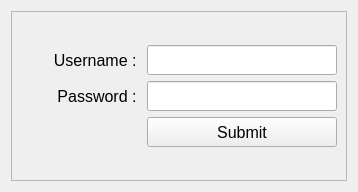
The window that ui/login.ui (michael-halim/pos) describes before a commit, drawn with Qt 5.
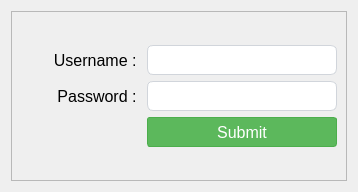
The same window after the commit.

Commit message: Patch#34: Added UI - Added UI for Table, Button, and Input - Fix some UI Behavior

What changed in the file:
```diff
--- a/ui/login.ui
+++ b/ui/login.ui
@@ -13,6 +13,256 @@
   <property name="windowTitle">
    <string>Login</string>
   </property>
+  <property name="styleSheet">
+   <string notr="true">QLineEdit{
+	border: 1px solid #d1d5db;      /* Light gray border */
+    border-radius: 6px;             /* Rounded corners */
+    outline: none;                  /* Remove default outline */
+    color: #333;                    /* Text color */
+    background-color: #fff;       /* Light gray background */
+    
+}
+
+QLineEdit:focus {
+    border: 1px solid #93c5fd;       /* Blue border on focus */
+    background-color: #ffffff;       /* White background when focused */
+}
+
+QLineEdit:disabled {
+    border: 1px solid #e5e7eb;      /* Lighter border when disabled */
+    background-color: #f3f4f6;      /* Light gray background when disabled */
+    color: #9ca3af;                 /* Lighter text color when disabled */
+}
+
+/* QComboBox Styling - Improved with clearer state indicators */
+QComboBox {
+    border: 1px solid #d1d5db;      /* Light gray border */
+    border-radius: 6px;             /* Rounded corners */
+    padding: 6px 12px 6px 10px;     /* Add some padding */
+    min-height: 20px;               /* Minimum height */
+    color: #333;                    /* Text color */
+    background-color: #fff;         /* White background */
+    selection-background-color: #93c5fd; /* Light blue selection */
+    font-size: 14px;                /* Consistent font size */
+    min-width: 6em;                 /* Minimum width */
+}
+
+QComboBox:hover:!disabled {
+    border-color: #93c5fd;          /* Light blue border on hover when enabled */
+    background-color: #f0f7ff;      /* Very light blue background on hover */
+}
+
+QComboBox:focus {
+    border: 2px solid #3b82f6;      /* Thicker, darker blue border on focus */
+    background-color: #ffffff;      /* Pure white background when focused */
+}
+
+QComboBox:disabled {
+    border: 1px solid #d9dce0;      /* Very light gray border when disabled */
+    background-color: #f3f4f6;      /* Light gray background when disabled */
+    color: #9ca3af;                 /* Lighter text color when disabled */
+}
+
+QComboBox::drop-down {
+    subcontrol-origin: padding;
+    subcontrol-position: center right;
+    width: 20px;
+    border: none;                   /* Remove border for cleaner look */
+    margin-right: 5px;              /* Add some margin */
+}
+
+/* If you don't have an icon, use this instead: */
+QComboBox::down-arrow {
+    width: 0;
+    height: 0;
+    border-left: 5px solid transparent;
+    border-right: 5px solid transparent;
+    border-top: 5px solid #666;     /* Arrow color */
+    margin-right: 5px;
+}
+
+QComboBox::down-arrow:disabled {
+    border-top: 5px solid #b0b0b0;  /* Lighter arrow color when disabled */
+}
+
+QComboBox:disabled {
+    color: #9ca3af;                 /* Lighter text when disabled */
+    background-color: #f3f4f6;      /* Light gray background */
+    border-color: #e5e7eb;          /* Lighter border */
+}
+
+/* Add a visual indicator for disabled state */
+QComboBox:disabled {
+    color: #9ca3af;
+    background-color: #f3f4f6;
+    border: 1px solid #e5e7eb;
+    padding-right: 25px;            /* Make room for the lock icon */
+}
+
+/* If you don't have a lock icon, use a pattern instead */
+QComboBox:disabled {
+    background-image: repeating-linear-gradient(
+        45deg,
+        transparent,
+        transparent 5px,
+        rgba(200, 200, 200, 0.1) 5px,
+        rgba(200, 200, 200, 0.1) 10px
+    );
+}
+
+QComboBox QAbstractItemView {
+    border: 1px solid #d1d5db;
+    border-radius: 0px 0px 6px 6px;
+    background-color: white;
+    selection-background-color: #3b82f6;  /* Darker blue for better contrast */
+    selection-color: white;               /* White text on selection */
+    outline: none;
+    padding: 5px;
+}
+
+QComboBox QAbstractItemView::item {
+    min-height: 25px;               /* Taller items for better clickability */
+    padding: 5px;                   /* Padding inside items */
+}
+
+QComboBox QAbstractItemView::item:hover {
+    background-color: #e5f0ff;      /* Light blue on hover */
+    color: #333;
+}
+
+/* QTextEdit Styling - Similar to QLineEdit */
+QTextEdit {
+    border: 1px solid #d1d5db;      /* Light gray border */
+    border-radius: 6px;             /* Rounded corners */
+    outline: none;                  /* Remove default outline */
+    color: #333;                    /* Text color */
+    background-color: #fff;         /* White background */
+    padding: 6px 10px;              /* Add some padding for better text display */
+    selection-background-color: #93c5fd; /* Light blue selection */
+}
+
+QTextEdit:focus {
+    border: 1px solid #93c5fd;      /* Blue border on focus */
+    background-color: #ffffff;      /* White background when focused */
+}
+
+QTextEdit:disabled {
+    border: 1px solid #e5e7eb;      /* Lighter border when disabled */
+    background-color: #f3f4f6;      /* Light gray background when disabled */
+    color: #9ca3af;                 /* Lighter text color when disabled */
+}
+
+
+/* QDateEdit Styling */
+QDateEdit {
+    border: 1px solid #d1d5db;
+    border-radius: 6px;
+    padding: 6px 10px;
+    min-height: 20px;
+    color: #333;
+    background-color: #fff;
+    font-size: 14px;
+}
+
+QDateEdit:hover:!disabled {
+    border-color: #93c5fd;
+    background-color: #f0f7ff;
+}
+
+QDateEdit:focus {
+    border: 2px solid #3b82f6;
+    background-color: #ffffff;
+}
+
+QDateEdit:disabled {
+    color: #9ca3af;
+    background-color: #f3f4f6;
+    border: 1px dashed #c0c0c0;
+}
+
+QDateEdit::drop-down {
+    subcontrol-origin: padding;
+    subcontrol-position: center right;
+    width: 20px;
+    border: none;
+    margin-right: 5px;
+}
+
+QDateEdit::down-arrow {
+    width: 0;
+    height: 0;
+    border-left: 5px solid transparent;
+    border-right: 5px solid transparent;
+    border-top: 5px solid #666;
+    margin-right: 5px;
+}
+
+QDateEdit::down-arrow:disabled {
+    border-top: 5px solid #b0b0b0;
+}
+
+/* Calendar popup styling */
+QCalendarWidget {
+    background-color: white;
+    border: 1px solid #d1d5db;
+}
+
+QCalendarWidget QToolButton {
+    color: #333;
+    background-color: transparent;
+    border: 1px solid transparent;
+    border-radius: 4px;
+    padding: 4px;
+}
+
+QCalendarWidget QToolButton:hover {
+    background-color: #f0f7ff;
+    border: 1px solid #93c5fd;
+}
+
+QCalendarWidget QMenu {
+    background-color: white;
+    border: 1px solid #d1d5db;
+    padding: 5px;
+}
+
+QCalendarWidget QSpinBox {
+    border: 1px solid #d1d5db;
+    border-radius: 4px;
+    padding: 3px;
+    background-color: white;
+}
+
+QCalendarWidget QAbstractItemView:enabled {
+    background-color: white;
+    color: #333;
+    selection-background-color: #3b82f6;
+    selection-color: white;
+}
+
+QCalendarWidget QAbstractItemView:disabled {
+    color: #9ca3af;
+}
+
+QCalendarWidget QWidget#qt_calendar_navigationbar {
+    background-color: #f1f5f9;
+    border-bottom: 1px solid #d1d5db;
+    padding: 4px;
+}
+
+QPushButton {
+    text-align: center;
+    white-space: nowrap;
+    vertical-align: middle;
+    border: 1px solid transparent;
+    line-height: 1.5;
+    border-radius: 3px;
+    margin: 0.25rem;
+	opacity: 0.55;
+
+}
+</string>
+  </property>
   <layout class="QGridLayout" name="gridLayout_2">
    <item row="0" column="0">
     <widget class="QFrame" name="frame">
@@ -133,6 +383,23 @@
                 <pointsize>12</pointsize>
                </font>
               </property>
+              <property name="styleSheet">
+               <string notr="true">QPushButton {
+    color: #fff;
+    background-color: #5cb85c;
+    border-color: #4cae4c;
+}
+QPushButton:hover {
+    background-color: #4cae4c;
+    border-color: #419641;
+}
+QPushButton:disabled {
+    background-color: #a3d7a3;
+    border-color: #a3d7a3;
+    color: #e8f5e8;
+}
+</string>
+              </property>
               <property name="text">
                <string>Submit</string>
               </property>
```
The commit also changes 35 other files.
